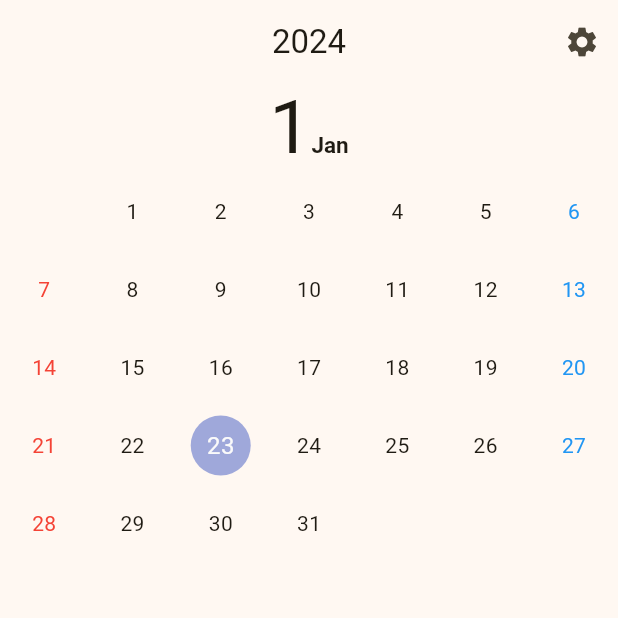
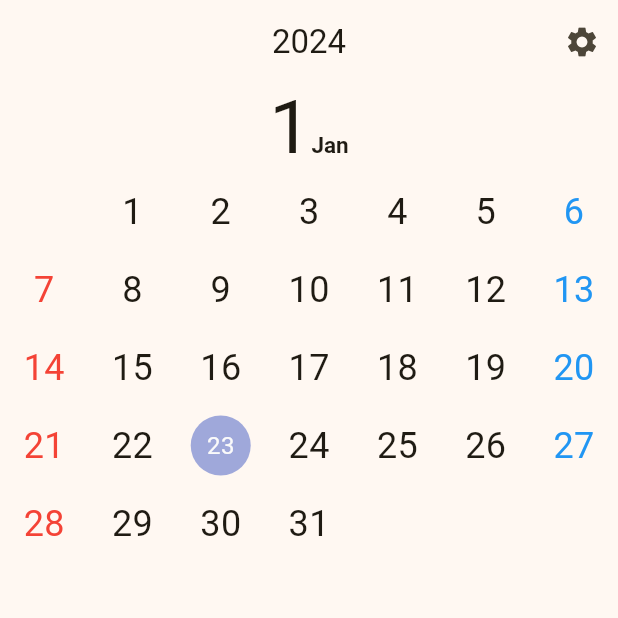
Before and after one commit to SheepBC/Door, a Flutter app: the screen it shows after launch, on a phone screen of 412 x 824 dp, the top half of it. Run offline on Flutter 3.47's test engine with Material 3 defaults, Android fonts, the phone set to English and light mode, and no system bars; drawn by our look-alikes of table_calendar; our stand-ins replace easy_localization, go_router; missing offline and left inert: dart:ffi.

Commit message:
add "설정페이지,글꼴,테마,언어"

```diff
--- a/lib/Pages/mainPage.dart
+++ b/lib/Pages/mainPage.dart
@@ -1,6 +1,7 @@
 
 import 'dart:ffi';
 
+import 'package:door/Providers/setting.dart';
 import 'package:door/Providers/theme_setting.dart';
 import 'package:flutter/cupertino.dart';
 import 'package:flutter/material.dart';
@@ -57,7 +58,7 @@ class _MainPageState extends State<MainPage> {
 
   @override
   Widget build(BuildContext context) {
-    return Consumer<Theme_Setting>(builder: (context,theme_setting,widget) {
+    return Consumer<Setting>(builder: (context,setting,widget) {
       return Scaffold(
         resizeToAvoidBottomInset: false,
         appBar: AppBar(
@@ -66,7 +67,7 @@ class _MainPageState extends State<MainPage> {
           actions: [
             IconButton(
                 onPressed: () {
-                  context.push("/test");
+                  context.push("/setting");
                 },
                 icon: Icon(Icons.settings)
             )
@@ -78,8 +79,23 @@ class _MainPageState extends State<MainPage> {
               RichText(
                 text: TextSpan(
                     children: [
-                      TextSpan(text: "${calender.focusDay.month}",style: TextStyle(fontSize: 50,color: Theme.of(context).textTheme.titleMedium!.color)),
-                      TextSpan(text: "${months[calender.focusDay.month-1]}",style: TextStyle(fontSize: 15,color: Theme.of(context).textTheme.titleMedium!.color, fontWeight: FontWeight.bold))
+                      TextSpan(
+                          text: "${calender.focusDay.month}",
+                          style: TextStyle(
+                              fontSize: 50,
+                              color: Theme.of(context).textTheme.titleMedium!.color,
+                              fontFamily: setting.theme.font
+                          )
+                      ),
+                      TextSpan(
+                          text: "${months[calender.focusDay.month-1]}",
+                          style: TextStyle(
+                              fontSize: 15,
+                              color: Theme.of(context).textTheme.titleMedium!.color,
+                              fontWeight: FontWeight.bold,
+                              fontFamily: setting.theme.font
+                          )
+                      )
                     ]
                 ),
               ),
@@ -150,7 +166,7 @@ class _CalenderState extends State<Calender> {
                 if(day.weekday == DateTime.saturday) color = Colors.blue;
                 return Container(
                   width: 35,
-                  child: Center(child: Text("${day.day}",style: TextStyle(color: color),)),
+                  child: Center(child: Text("${day.day}",style: TextStyle(color: color,fontSize: 24),)),
                 );
               }
           ),
@@ -158,6 +174,12 @@ class _CalenderState extends State<Calender> {
         );;
       },
       onPageChanged: (index){
+
+        var month = index%12;
+        var year = ((index-month)/12).toInt();
+
+        widget.focusDay = DateTime(year,month);
+
         widget.onChange();
       },
 
--- /dev/null
+++ b/lib/Providers/setting.dart
@@ -0,0 +1,20 @@
+
+import 'package:door/Providers/theme_setting.dart';
+import 'package:flutter/cupertino.dart';
+
+class Setting with ChangeNotifier{
+
+  Theme_Setting theme = Theme_Setting();
+
+  void change(){
+    notifyListeners();
+  }
+
+}
+
+enum font_list {
+  Nanum_JungHagSaeng,
+  Dovemayo,
+  Font_Basic,
+
+}
--- a/lib/Providers/theme_setting.dart
+++ b/lib/Providers/theme_setting.dart
@@ -1,3 +1,4 @@
+import 'package:door/Providers/setting.dart';
 import 'package:flutter/cupertino.dart';
 import 'package:flutter/material.dart';
 
@@ -11,22 +12,38 @@ class Theme_Setting with ChangeNotifier{
     notifyListeners();
   }
 
-  ThemeData darkMode =
+  String font = "";
+  String get getFont => font;
+
+  font_list _font = font_list.Font_Basic;
+  font_list get get_Font => _font;
+
+  void setFont(font_list font){
+    this.font = font.name;
+    _font = font;
+    if(font == font_list.Font_Basic) this.font ="";
+    notifyListeners();
+  }
+
+  ThemeData darkMode() =>
   ThemeData(
     useMaterial3: true,
     colorSchemeSeed: Colors.amber,
-    brightness: Brightness.dark
+    brightness: Brightness.dark,
+    fontFamily: font,
   );
 
-  ThemeData get getDarkMode => darkMode;
+  ThemeData get getDarkMode => darkMode();
 
-  ThemeData lightMode =
+  ThemeData lightMode() =>
   ThemeData(
     useMaterial3: true,
     colorSchemeSeed: Colors.amber,
-    brightness: Brightness.light
+    brightness: Brightness.light,
+    fontFamily: font,
   );
 
-  ThemeData get getLightMode => lightMode;
+  ThemeData get getLightMode => lightMode();
+
 
 }
--- a/lib/main.dart
+++ b/lib/main.dart
@@ -1,7 +1,11 @@
 
 import 'dart:io';
 
+import 'package:door/Pages/Settings/language_settingPage.dart';
+import 'package:door/Pages/Settings/theme_settingPage.dart';
+import 'package:door/Pages/settingPage.dart';
 import 'package:door/Pages/testPage.dart';
+import 'package:door/Providers/setting.dart';
 import 'package:door/Providers/theme_setting.dart';
 import 'package:easy_localization/easy_localization.dart';
 import 'package:flutter/material.dart';
@@ -11,6 +15,7 @@ import 'package:provider/provider.dart';
 
 import 'Pages/mainPage.dart';
 import 'Tools/custom_scrollbehavior.dart';
+import 'Pages/Settings/font_settingPage.dart';
 
 void main() async{
 
@@ -28,6 +33,7 @@ void main() async{
   runApp(
     MultiProvider(
       providers: [
+        ChangeNotifierProvider<Setting>(create: (context) => Setting()),
         ChangeNotifierProvider<Theme_Setting>(create: (context) => Theme_Setting())
       ],
       child: EasyLocalization(
@@ -64,20 +70,25 @@ class _MyAppState extends State<MyApp> {
       initialLocation: "/main",
       routes: [
         GoRoute(path: "/main",builder: (context,state) => MainPage()),
+        GoRoute(path: "/setting",builder: (context,state) => SettingPage()),
+        GoRoute(path: "/langsetting",builder: (context,state) => Language_SettingPage()),
+        GoRoute(path: "/fontsetting",builder: (context,state) => Font_SettingPage()),
+        GoRoute(path: "/themesetting",builder: (context,state) => Theme_SettingPage()),
+
         GoRoute(path: "/test",builder: (context,state) => TestPage()),
       ],
     );
 
-    return Consumer<Theme_Setting>(
-        builder: (context,themem_setting,widget) {
+    return Consumer<Setting>(
+        builder: (context,setting,widget) {
           return MaterialApp.router(
             //페이지 이동
             routerConfig: goRoute,
 
             //테마
-            themeMode: themem_setting.getMode,
-            darkTheme: themem_setting.getDarkMode,
-            theme: themem_setting.getLightMode,
+            themeMode: setting.theme.getMode,
+            darkTheme: setting.theme.getDarkMode,
+            theme: setting.theme.getLightMode,
             //다국화
             localizationsDelegates: context.localizationDelegates,
             supportedLocales: context.supportedLocales,
@@ -87,6 +98,7 @@ class _MyAppState extends State<MyApp> {
             scrollBehavior: MouseDragScrollBehavior(),
 
             debugShowCheckedModeBanner: false,
+
           );
         }
     );
```
Also changed, not shown: assets/translations/en-US.json (+12 -1 lines), assets/translations/ko-KR.json (+12 -1 lines), lib/Pages/Settings/font_settingPage.dart (added, +53 -0 lines), lib/Pages/Settings/language_settingPage.dart (added, +49 -0 lines), lib/Pages/Settings/theme_settingPage.dart (added, +54 -0 lines), lib/Pages/settingPage.dart (added, +52 -0 lines), lib/Pages/testPage.dart (+15 -5 lines), pubspec.yaml (+10 -0 lines), assets/fonts/dovemayo.otf (added), 1 other file.
